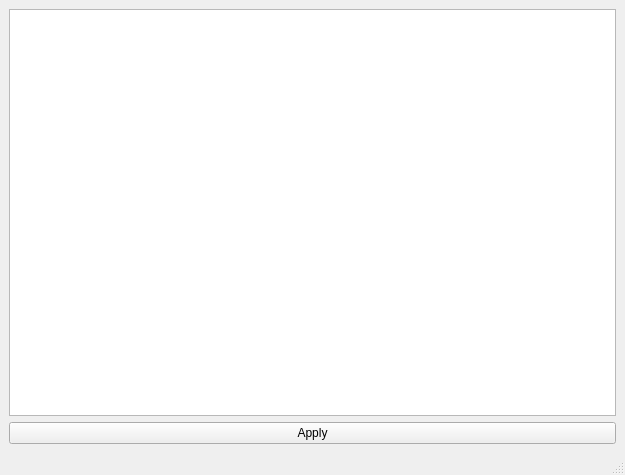
First picture: the form in ui/textedit.ui, repository viur-framework/viur-admin, before the edit.
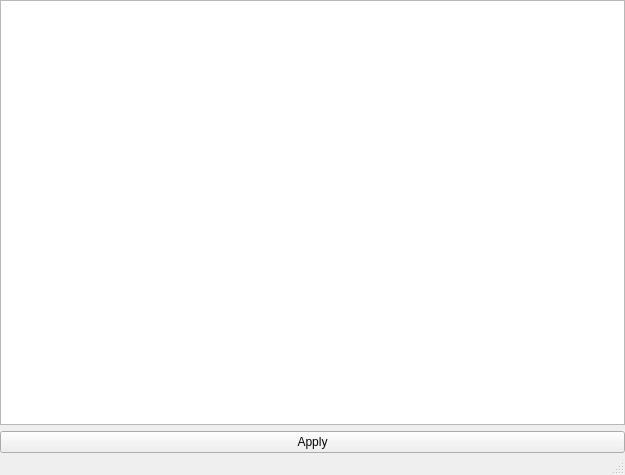
Second picture: the form after the edit. Icons and pictures are not drawn.

```diff
--- a/ui/textedit.ui
+++ b/ui/textedit.ui
@@ -15,6 +15,9 @@
   </property>
   <widget class="QWidget" name="centralwidget">
    <layout class="QVBoxLayout" name="verticalLayout">
+    <property name="margin">
+     <number>0</number>
+    </property>
     <item>
      <widget class="QTextEdit" name="textEdit"/>
     </item>
```
